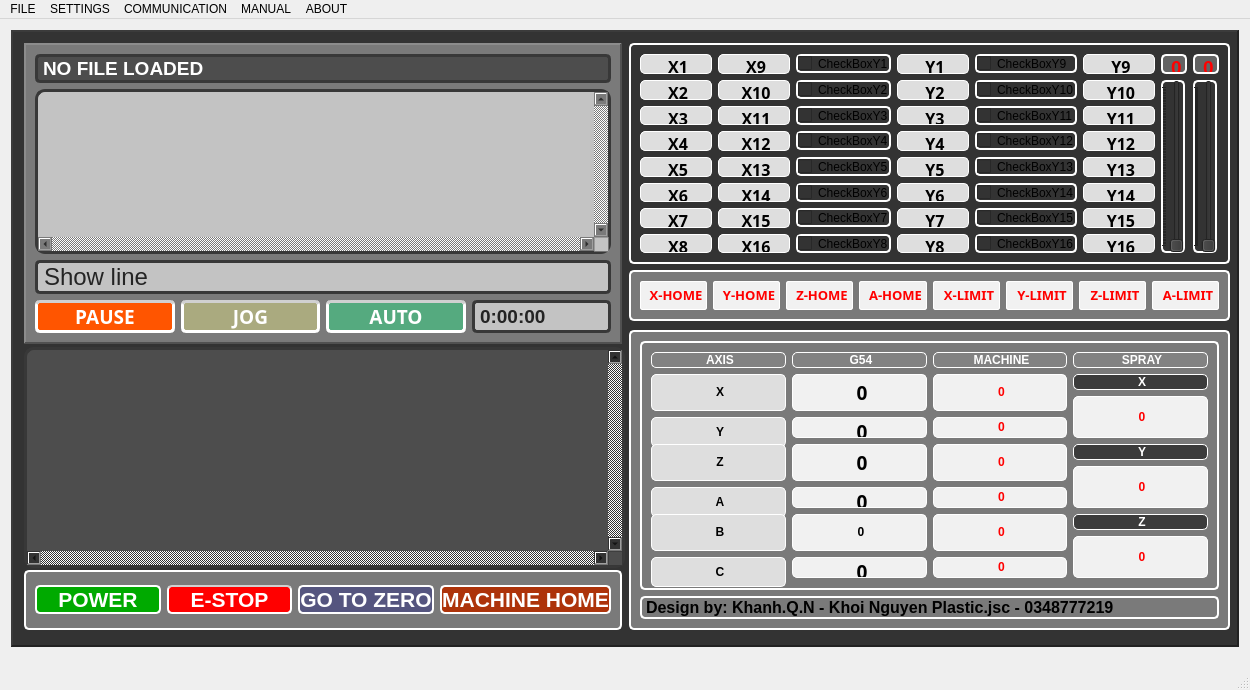
Above: QtPaintingChair/workWindow.ui from NguyenKhanh2101993/Painting_Chair_Robot_ver02 before the change. Below: the same form after it.
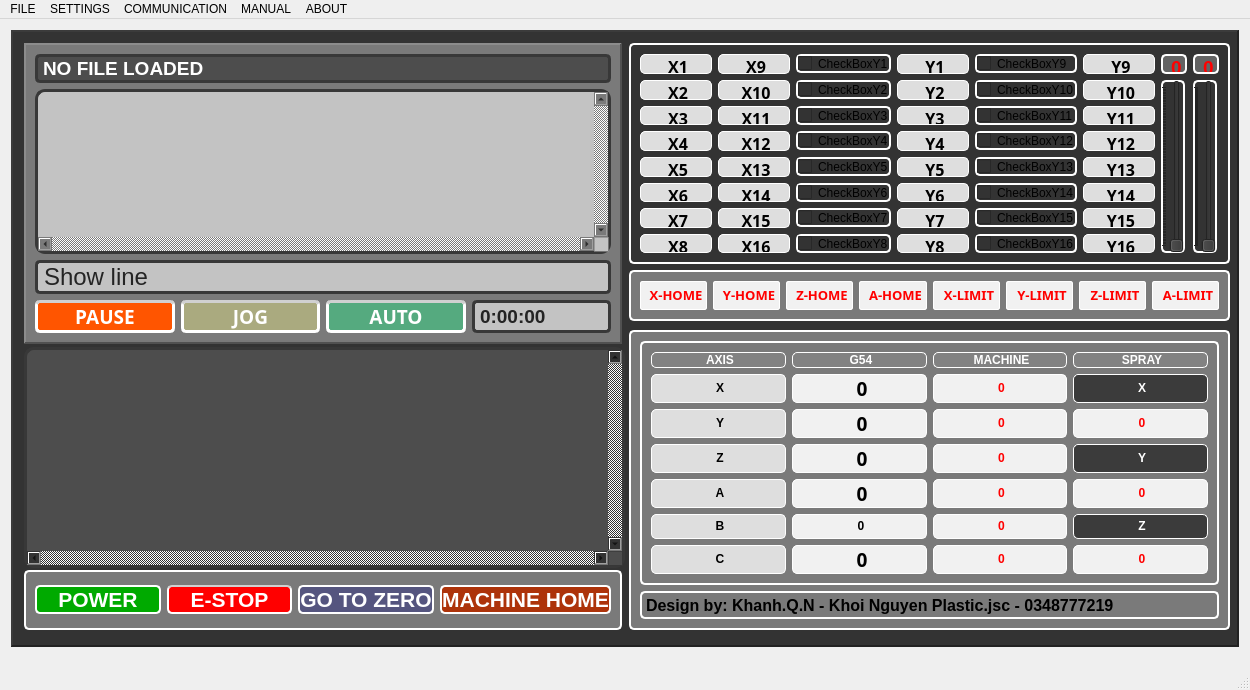
That is the form after the change. Icons and pictures are not drawn.

The edit to the form file:
```diff
--- a/QtPaintingChair/workWindow.ui
+++ b/QtPaintingChair/workWindow.ui
@@ -1540,7 +1540,7 @@
      <property name="frameShadow">
       <enum>QFrame::Raised</enum>
      </property>
-     <layout class="QGridLayout" name="gridLayout_3">
+     <layout class="QGridLayout" name="gridLayout_6">
       <item row="0" column="0">
        <widget class="QFrame" name="frame_position">
         <property name="styleSheet">
@@ -1553,8 +1553,133 @@
         <property name="frameShadow">
          <enum>QFrame::Plain</enum>
         </property>
-        <layout class="QGridLayout" name="gridLayout_6">
-         <item row="2" column="3">
+        <layout class="QGridLayout" name="gridLayout_3">
+         <item row="0" column="0">
+          <widget class="QLabel" name="label">
+           <property name="styleSheet">
+            <string notr="true">background-color: rgb(130, 130, 130);
+font: 75 12pt &quot;Arial&quot; bold;
+color: rgb(255, 255, 255);
+border: 1px solid rgb(255, 255, 255);
+border-radius: 5px</string>
+           </property>
+           <property name="text">
+            <string>&lt;html&gt;&lt;head/&gt;&lt;body&gt;&lt;p align=&quot;center&quot;&gt;&lt;span style=&quot; font-weight:600;&quot;&gt;AXIS&lt;/span&gt;&lt;/p&gt;&lt;/body&gt;&lt;/html&gt;</string>
+           </property>
+          </widget>
+         </item>
+         <item row="0" column="1">
+          <widget class="QLabel" name="label_14">
+           <property name="styleSheet">
+            <string notr="true">background-color: rgb(130, 130, 130);
+font: 75 12pt &quot;Arial&quot; bold;
+color: rgb(255, 255, 255);
+border: 1px solid rgb(255, 255, 255);
+border-radius: 5px</string>
+           </property>
+           <property name="text">
+            <string>&lt;html&gt;&lt;head/&gt;&lt;body&gt;&lt;p align=&quot;center&quot;&gt;&lt;span style=&quot; font-weight:600;&quot;&gt;G54&lt;/span&gt;&lt;/p&gt;&lt;/body&gt;&lt;/html&gt;</string>
+           </property>
+          </widget>
+         </item>
+         <item row="0" column="2">
+          <widget class="QLabel" name="label_13">
+           <property name="styleSheet">
+            <string notr="true">background-color: rgb(130, 130, 130);
+font: 75 12pt &quot;Arial&quot; bold;
+color: rgb(255, 255, 255);
+border: 1px solid rgb(255, 255, 255);
+border-radius: 5px</string>
+           </property>
+           <property name="text">
+            <string>&lt;html&gt;&lt;head/&gt;&lt;body&gt;&lt;p align=&quot;center&quot;&gt;&lt;span style=&quot; font-weight:600;&quot;&gt;MACHINE&lt;/span&gt;&lt;/p&gt;&lt;/body&gt;&lt;/html&gt;</string>
+           </property>
+          </widget>
+         </item>
+         <item row="0" column="3">
+          <widget class="QLabel" name="label_12">
+           <property name="styleSheet">
+            <string notr="true">background-color: rgb(130, 130, 130);
+font: 75 12pt &quot;Arial&quot; bold;
+color: rgb(255, 255, 255);
+border: 1px solid rgb(255, 255, 255);
+border-radius: 5px</string>
+           </property>
+           <property name="text">
+            <string>&lt;html&gt;&lt;head/&gt;&lt;body&gt;&lt;p align=&quot;center&quot;&gt;&lt;span style=&quot; font-weight:600;&quot;&gt;SPRAY&lt;/span&gt;&lt;/p&gt;&lt;/body&gt;&lt;/html&gt;</string>
+           </property>
+          </widget>
+         </item>
+         <item row="1" column="0">
+          <widget class="QLabel" name="label_2">
+           <property name="minimumSize">
+            <size>
+             <width>122</width>
+             <height>25</height>
+            </size>
+           </property>
+           <property name="styleSheet">
+            <string notr="true">background-color: rgb(222, 222, 222);
+font: 75 12pt &quot;Arial&quot; bold;
+color: rgb(0, 0, 0);
+border: 1px solid rgb(255, 255, 255);
+border-radius: 5px</string>
+           </property>
+           <property name="text">
+            <string>&lt;html&gt;&lt;head/&gt;&lt;body&gt;&lt;p align=&quot;center&quot;&gt;&lt;span style=&quot; font-weight:600;&quot;&gt;X&lt;/span&gt;&lt;/p&gt;&lt;/body&gt;&lt;/html&gt;</string>
+           </property>
+          </widget>
+         </item>
+         <item row="1" column="1">
+          <widget class="QLabel" name="label_Xposition">
+           <property name="minimumSize">
+            <size>
+             <width>122</width>
+             <height>25</height>
+            </size>
+           </property>
+           <property name="font">
+            <font>
+             <family>Arial Bold</family>
+             <pointsize>14</pointsize>
+             <weight>9</weight>
+             <italic>false</italic>
+             <bold>false</bold>
+            </font>
+           </property>
+           <property name="styleSheet">
+            <string notr="true">background-color: rgb(241, 241, 241);
+color: rgb(0, 0, 0);
+font: 75 14pt &quot;Arial&quot; &quot;Bold&quot;;
+border: 1px solid rgb(255, 255, 255);
+border-radius: 5px</string>
+           </property>
+           <property name="text">
+            <string>&lt;html&gt;&lt;head/&gt;&lt;body&gt;&lt;p align=&quot;center&quot;&gt;&lt;span style=&quot; font-weight:600;&quot;&gt;0&lt;/span&gt;&lt;/p&gt;&lt;/body&gt;&lt;/html&gt;</string>
+           </property>
+          </widget>
+         </item>
+         <item row="1" column="2">
+          <widget class="QLabel" name="label_Xhome">
+           <property name="minimumSize">
+            <size>
+             <width>122</width>
+             <height>25</height>
+            </size>
+           </property>
+           <property name="styleSheet">
+            <string notr="true">background-color: rgb(241, 241, 241);
+font: 75 14pt &quot;Arial&quot; &quot;Bold&quot;;
+color: rgb(255, 0, 0);
+border: 1px solid rgb(255, 255, 255);
+border-radius: 5px</string>
+           </property>
+           <property name="text">
+            <string>&lt;html&gt;&lt;head/&gt;&lt;body&gt;&lt;p align=&quot;center&quot;&gt;&lt;span style=&quot; font-weight:600;&quot;&gt;0&lt;/span&gt;&lt;/p&gt;&lt;/body&gt;&lt;/html&gt;</string>
+           </property>
+          </widget>
+         </item>
+         <item row="1" column="3">
           <widget class="QLabel" name="label_8">
            <property name="styleSheet">
             <string notr="true">background-color: rgb(59, 59, 59);
@@ -1568,12 +1693,12 @@
            </property>
           </widget>
          </item>
-         <item row="4" column="0">
+         <item row="2" column="0">
           <widget class="QLabel" name="label_3">
            <property name="minimumSize">
             <size>
              <width>122</width>
-             <height>30</height>
+             <height>25</height>
             </size>
            </property>
            <property name="styleSheet">
@@ -1588,31 +1713,14 @@
            </property>
           </widget>
          </item>
-         <item row="2" column="1" rowspan="2">
-          <widget class="QLabel" name="label_Xposition">
-           <property name="font">
-            <font>
-             <family>Arial Bold</family>
-             <pointsize>14</pointsize>
-             <weight>9</weight>
-             <italic>false</italic>
-             <bold>false</bold>
-            </font>
-           </property>
-           <property name="styleSheet">
-            <string notr="true">background-color: rgb(241, 241, 241);
-color: rgb(0, 0, 0);
-font: 75 14pt &quot;Arial&quot; &quot;Bold&quot;;
-border: 1px solid rgb(255, 255, 255);
-border-radius: 5px</string>
-           </property>
-           <property name="text">
-            <string>&lt;html&gt;&lt;head/&gt;&lt;body&gt;&lt;p align=&quot;center&quot;&gt;&lt;span style=&quot; font-weight:600;&quot;&gt;0&lt;/span&gt;&lt;/p&gt;&lt;/body&gt;&lt;/html&gt;</string>
-           </property>
-          </widget>
-         </item>
-         <item row="4" column="1">
+         <item row="2" column="1">
           <widget class="QLabel" name="label_Yposition">
+           <property name="minimumSize">
+            <size>
+             <width>122</width>
+             <height>25</height>
+            </size>
+           </property>
            <property name="font">
             <font>
              <family>Arial Bold</family>
@@ -1634,8 +1742,97 @@
            </property>
           </widget>
          </item>
-         <item row="5" column="2" rowspan="2">
+         <item row="2" column="2">
+          <widget class="QLabel" name="label_Yhome">
+           <property name="minimumSize">
+            <size>
+             <width>122</width>
+             <height>25</height>
+            </size>
+           </property>
+           <property name="styleSheet">
+            <string notr="true">background-color: rgb(241, 241, 241);
+font: 75 14pt &quot;Arial&quot; &quot;Bold&quot;;
+color: rgb(255, 0, 0);
+border: 1px solid rgb(255, 255, 255);
+border-radius: 5px</string>
+           </property>
+           <property name="text">
+            <string>&lt;html&gt;&lt;head/&gt;&lt;body&gt;&lt;p align=&quot;center&quot;&gt;&lt;span style=&quot; font-weight:600;&quot;&gt;0&lt;/span&gt;&lt;/p&gt;&lt;/body&gt;&lt;/html&gt;</string>
+           </property>
+          </widget>
+         </item>
+         <item row="2" column="3">
+          <widget class="QLabel" name="label_xSpray">
+           <property name="styleSheet">
+            <string notr="true">background-color: rgb(241, 241, 241);
+font: 75 14pt &quot;Arial&quot; &quot;Bold&quot;;
+color: rgb(255, 0, 0);
+border: 1px solid rgb(255, 255, 255);
+border-radius: 5px</string>
+           </property>
+           <property name="text">
+            <string>&lt;html&gt;&lt;head/&gt;&lt;body&gt;&lt;p align=&quot;center&quot;&gt;&lt;span style=&quot; font-weight:600;&quot;&gt;0&lt;/span&gt;&lt;/p&gt;&lt;/body&gt;&lt;/html&gt;</string>
+           </property>
+          </widget>
+         </item>
+         <item row="3" column="0">
+          <widget class="QLabel" name="label_4">
+           <property name="minimumSize">
+            <size>
+             <width>122</width>
+             <height>25</height>
+            </size>
+           </property>
+           <property name="styleSheet">
+            <string notr="true">background-color: rgb(222, 222, 222);
+font: 75 12pt &quot;Arial&quot; bold;
+color: rgb(0, 0, 0);
+border: 1px solid rgb(255, 255, 255);
+border-radius: 5px</string>
+           </property>
+           <property name="text">
+            <string>&lt;html&gt;&lt;head/&gt;&lt;body&gt;&lt;p align=&quot;center&quot;&gt;&lt;span style=&quot; font-weight:600;&quot;&gt;Z&lt;/span&gt;&lt;/p&gt;&lt;/body&gt;&lt;/html&gt;</string>
+           </property>
+          </widget>
+         </item>
+         <item row="3" column="1">
+          <widget class="QLabel" name="label_Zposition">
+           <property name="minimumSize">
+            <size>
+             <width>122</width>
+             <height>25</height>
+            </size>
+           </property>
+           <property name="font">
+            <font>
+             <family>Arial Bold</family>
+             <pointsize>14</pointsize>
+             <weight>9</weight>
+             <italic>false</italic>
+             <bold>false</bold>
+            </font>
+           </property>
+           <property name="styleSheet">
+            <string notr="true">background-color: rgb(241, 241, 241);
+color: rgb(0, 0, 0);
+font: 75 14pt &quot;Arial&quot; &quot;Bold&quot;;
+border: 1px solid rgb(255, 255, 255);
+border-radius: 5px</string>
+           </property>
+           <property name="text">
+            <string>&lt;html&gt;&lt;head/&gt;&lt;body&gt;&lt;p align=&quot;center&quot;&gt;&lt;span style=&quot; font-weight:600;&quot;&gt;0&lt;/span&gt;&lt;/p&gt;&lt;/body&gt;&lt;/html&gt;</string>
+           </property>
+          </widget>
+         </item>
+         <item row="3" column="2">
           <widget class="QLabel" name="label_Zhome">
+           <property name="minimumSize">
+            <size>
+             <width>122</width>
+             <height>25</height>
+            </size>
+           </property>
            <property name="styleSheet">
             <string notr="true">background-color: rgb(241, 241, 241);
 font: 75 14pt &quot;Arial&quot; &quot;Bold&quot;;
@@ -1648,7 +1845,7 @@
            </property>
           </widget>
          </item>
-         <item row="5" column="3">
+         <item row="3" column="3">
           <widget class="QLabel" name="label_9">
            <property name="styleSheet">
             <string notr="true">background-color: rgb(59, 59, 59);
@@ -1662,91 +1859,12 @@
            </property>
           </widget>
          </item>
-         <item row="7" column="1">
-          <widget class="QLabel" name="label_Aposition">
-           <property name="font">
-            <font>
-             <family>Arial Bold</family>
-             <pointsize>14</pointsize>
-             <weight>9</weight>
-             <italic>false</italic>
-             <bold>false</bold>
-            </font>
-           </property>
-           <property name="styleSheet">
-            <string notr="true">background-color: rgb(241, 241, 241);
-color: rgb(0, 0, 0);
-font: 75 14pt &quot;Arial&quot; &quot;Bold&quot;;
-border: 1px solid rgb(255, 255, 255);
-border-radius: 5px</string>
-           </property>
-           <property name="text">
-            <string>&lt;html&gt;&lt;head/&gt;&lt;body&gt;&lt;p align=&quot;center&quot;&gt;&lt;span style=&quot; font-weight:600;&quot;&gt;0&lt;/span&gt;&lt;/p&gt;&lt;/body&gt;&lt;/html&gt;</string>
-           </property>
-          </widget>
-         </item>
-         <item row="8" column="1" rowspan="2">
-          <widget class="QLabel" name="label_Bposition">
-           <property name="styleSheet">
-            <string notr="true">background-color: rgb(241, 241, 241);
-color: rgb(0, 0, 0);
-font: 75 14pt &quot;Arial&quot; &quot;Bold&quot;;
-border: 1px solid rgb(255, 255, 255);
-border-radius: 5px</string>
-           </property>
-           <property name="text">
-            <string>&lt;html&gt;&lt;head/&gt;&lt;body&gt;&lt;p align=&quot;center&quot;&gt;&lt;span style=&quot; font-weight:600;&quot;&gt;0&lt;/span&gt;&lt;/p&gt;&lt;/body&gt;&lt;/html&gt;</string>
-           </property>
-          </widget>
-         </item>
-         <item row="7" column="2">
-          <widget class="QLabel" name="label_Ahome">
-           <property name="styleSheet">
-            <string notr="true">background-color: rgb(241, 241, 241);
-font: 75 14pt &quot;Arial&quot; &quot;Bold&quot;;
-color: rgb(255, 0, 0);
-border: 1px solid rgb(255, 255, 255);
-border-radius: 5px</string>
-           </property>
-           <property name="text">
-            <string>&lt;html&gt;&lt;head/&gt;&lt;body&gt;&lt;p align=&quot;center&quot;&gt;&lt;span style=&quot; font-weight:600;&quot;&gt;0&lt;/span&gt;&lt;/p&gt;&lt;/body&gt;&lt;/html&gt;</string>
-           </property>
-          </widget>
-         </item>
-         <item row="8" column="2" rowspan="2">
-          <widget class="QLabel" name="label_Bhome">
-           <property name="styleSheet">
-            <string notr="true">background-color: rgb(241, 241, 241);
-font: 75 14pt &quot;Arial&quot; &quot;Bold&quot;;
-color: rgb(255, 0, 0);
-border: 1px solid rgb(255, 255, 255);
-border-radius: 5px</string>
-           </property>
-           <property name="text">
-            <string>&lt;html&gt;&lt;head/&gt;&lt;body&gt;&lt;p align=&quot;center&quot;&gt;&lt;span style=&quot; font-weight:600;&quot;&gt;0&lt;/span&gt;&lt;/p&gt;&lt;/body&gt;&lt;/html&gt;</string>
-           </property>
-          </widget>
-         </item>
-         <item row="3" column="3" rowspan="2">
-          <widget class="QLabel" name="label_xSpray">
-           <property name="styleSheet">
-            <string notr="true">background-color: rgb(241, 241, 241);
-font: 75 14pt &quot;Arial&quot; &quot;Bold&quot;;
-color: rgb(255, 0, 0);
-border: 1px solid rgb(255, 255, 255);
-border-radius: 5px</string>
-           </property>
-           <property name="text">
-            <string>&lt;html&gt;&lt;head/&gt;&lt;body&gt;&lt;p align=&quot;center&quot;&gt;&lt;span style=&quot; font-weight:600;&quot;&gt;0&lt;/span&gt;&lt;/p&gt;&lt;/body&gt;&lt;/html&gt;</string>
-           </property>
-          </widget>
-         </item>
-         <item row="7" column="0">
+         <item row="4" column="0">
           <widget class="QLabel" name="label_5">
            <property name="minimumSize">
             <size>
              <width>122</width>
-             <height>30</height>
+             <height>25</height>
             </size>
            </property>
            <property name="styleSheet">
@@ -1761,75 +1879,47 @@
            </property>
           </widget>
          </item>
-         <item row="8" column="0" rowspan="2">
-          <widget class="QLabel" name="label_6">
+         <item row="4" column="1">
+          <widget class="QLabel" name="label_Aposition">
            <property name="minimumSize">
             <size>
              <width>122</width>
-             <height>37</height>
+             <height>25</height>
             </size>
            </property>
+           <property name="font">
+            <font>
+             <family>Arial Bold</family>
+             <pointsize>14</pointsize>
+             <weight>9</weight>
+             <italic>false</italic>
+             <bold>false</bold>
+            </font>
+           </property>
            <property name="styleSheet">
-            <string notr="true">background-color: rgb(222, 222, 222);
-font: 75 12pt &quot;Arial&quot; bold;
+            <string notr="true">background-color: rgb(241, 241, 241);
 color: rgb(0, 0, 0);
+font: 75 14pt &quot;Arial&quot; &quot;Bold&quot;;
 border: 1px solid rgb(255, 255, 255);
 border-radius: 5px</string>
            </property>
            <property name="text">
-            <string>&lt;html&gt;&lt;head/&gt;&lt;body&gt;&lt;p align=&quot;center&quot;&gt;&lt;span style=&quot; font-weight:600;&quot;&gt;B&lt;/span&gt;&lt;/p&gt;&lt;/body&gt;&lt;/html&gt;</string>
+            <string>&lt;html&gt;&lt;head/&gt;&lt;body&gt;&lt;p align=&quot;center&quot;&gt;&lt;span style=&quot; font-weight:600;&quot;&gt;0&lt;/span&gt;&lt;/p&gt;&lt;/body&gt;&lt;/html&gt;</string>
            </property>
           </widget>
          </item>
          <item row="4" column="2">
-          <widget class="QLabel" name="label_Yhome">
-           <property name="styleSheet">
-            <string notr="true">background-color: rgb(241, 241, 241);
-font: 75 14pt &quot;Arial&quot; &quot;Bold&quot;;
-color: rgb(255, 0, 0);
-border: 1px solid rgb(255, 255, 255);
-border-radius: 5px</string>
-           </property>
-           <property name="text">
-            <string>&lt;html&gt;&lt;head/&gt;&lt;body&gt;&lt;p align=&quot;center&quot;&gt;&lt;span style=&quot; font-weight:600;&quot;&gt;0&lt;/span&gt;&lt;/p&gt;&lt;/body&gt;&lt;/html&gt;</string>
-           </property>
-          </widget>
-         </item>
-         <item row="2" column="0" rowspan="2">
-          <widget class="QLabel" name="label_2">
+          <widget class="QLabel" name="label_Ahome">
            <property name="minimumSize">
             <size>
              <width>122</width>
-             <height>37</height>
+             <height>25</height>
             </size>
            </property>
            <property name="styleSheet">
-            <string notr="true">background-color: rgb(222, 222, 222);
-font: 75 12pt &quot;Arial&quot; bold;
-color: rgb(0, 0, 0);
-border: 1px solid rgb(255, 255, 255);
-border-radius: 5px</string>
-           </property>
-           <property name="text">
-            <string>&lt;html&gt;&lt;head/&gt;&lt;body&gt;&lt;p align=&quot;center&quot;&gt;&lt;span style=&quot; font-weight:600;&quot;&gt;X&lt;/span&gt;&lt;/p&gt;&lt;/body&gt;&lt;/html&gt;</string>
-           </property>
-          </widget>
-         </item>
-         <item row="5" column="1" rowspan="2">
-          <widget class="QLabel" name="label_Zposition">
-           <property name="font">
-            <font>
-             <family>Arial Bold</family>
-             <pointsize>14</pointsize>
-             <weight>9</weight>
-             <italic>false</italic>
-             <bold>false</bold>
-            </font>
-           </property>
-           <property name="styleSheet">
             <string notr="true">background-color: rgb(241, 241, 241);
-color: rgb(0, 0, 0);
 font: 75 14pt &quot;Arial&quot; &quot;Bold&quot;;
+color: rgb(255, 0, 0);
 border: 1px solid rgb(255, 255, 255);
 border-radius: 5px</string>
            </property>
@@ -1838,7 +1928,7 @@
            </property>
           </widget>
          </item>
-         <item row="6" column="3" rowspan="2">
+         <item row="4" column="3">
           <widget class="QLabel" name="label_ySpray">
            <property name="styleSheet">
             <string notr="true">background-color: rgb(241, 241, 241);
@@ -1852,26 +1942,12 @@
            </property>
           </widget>
          </item>
-         <item row="2" column="2" rowspan="2">
-          <widget class="QLabel" name="label_Xhome">
-           <property name="styleSheet">
-            <string notr="true">background-color: rgb(241, 241, 241);
-font: 75 14pt &quot;Arial&quot; &quot;Bold&quot;;
-color: rgb(255, 0, 0);
-border: 1px solid rgb(255, 255, 255);
-border-radius: 5px</string>
-           </property>
-           <property name="text">
-            <string>&lt;html&gt;&lt;head/&gt;&lt;body&gt;&lt;p align=&quot;center&quot;&gt;&lt;span style=&quot; font-weight:600;&quot;&gt;0&lt;/span&gt;&lt;/p&gt;&lt;/body&gt;&lt;/html&gt;</string>
-           </property>
-          </widget>
-         </item>
-         <item row="5" column="0" rowspan="2">
-          <widget class="QLabel" name="label_4">
+         <item row="5" column="0">
+          <widget class="QLabel" name="label_6">
            <property name="minimumSize">
             <size>
              <width>122</width>
-             <height>37</height>
+             <height>25</height>
             </size>
            </property>
            <property name="styleSheet">
@@ -1882,16 +1958,22 @@
 border-radius: 5px</string>
            </property>
            <property name="text">
-            <string>&lt;html&gt;&lt;head/&gt;&lt;body&gt;&lt;p align=&quot;center&quot;&gt;&lt;span style=&quot; font-weight:600;&quot;&gt;Z&lt;/span&gt;&lt;/p&gt;&lt;/body&gt;&lt;/html&gt;</string>
+            <string>&lt;html&gt;&lt;head/&gt;&lt;body&gt;&lt;p align=&quot;center&quot;&gt;&lt;span style=&quot; font-weight:600;&quot;&gt;B&lt;/span&gt;&lt;/p&gt;&lt;/body&gt;&lt;/html&gt;</string>
            </property>
           </widget>
          </item>
-         <item row="9" column="3" rowspan="2">
-          <widget class="QLabel" name="label_zSpray">
+         <item row="5" column="1">
+          <widget class="QLabel" name="label_Bposition">
+           <property name="minimumSize">
+            <size>
+             <width>122</width>
+             <height>25</height>
+            </size>
+           </property>
            <property name="styleSheet">
             <string notr="true">background-color: rgb(241, 241, 241);
+color: rgb(0, 0, 0);
 font: 75 14pt &quot;Arial&quot; &quot;Bold&quot;;
-color: rgb(255, 0, 0);
 border: 1px solid rgb(255, 255, 255);
 border-radius: 5px</string>
            </property>
@@ -1900,29 +1982,15 @@
            </property>
           </widget>
          </item>
-         <item row="10" column="0">
-          <widget class="QLabel" name="label_7">
+         <item row="5" column="2">
+          <widget class="QLabel" name="label_Bhome">
            <property name="minimumSize">
             <size>
              <width>122</width>
-             <height>30</height>
+             <height>25</height>
             </size>
            </property>
            <property name="styleSheet">
-            <string notr="true">background-color: rgb(222, 222, 222);
-font: 75 12pt &quot;Arial&quot; bold;
-color: rgb(0, 0, 0);
-border: 1px solid rgb(255, 255, 255);
-border-radius: 5px</string>
-           </property>
-           <property name="text">
-            <string>&lt;html&gt;&lt;head/&gt;&lt;body&gt;&lt;p align=&quot;center&quot;&gt;&lt;span style=&quot; font-weight:600;&quot;&gt;C&lt;/span&gt;&lt;/p&gt;&lt;/body&gt;&lt;/html&gt;</string>
-           </property>
-          </widget>
-         </item>
-         <item row="10" column="2">
-          <widget class="QLabel" name="label_Chome">
-           <property name="styleSheet">
             <string notr="true">background-color: rgb(241, 241, 241);
 font: 75 14pt &quot;Arial&quot; &quot;Bold&quot;;
 color: rgb(255, 0, 0);
@@ -1934,7 +2002,7 @@
            </property>
           </widget>
          </item>
-         <item row="8" column="3">
+         <item row="5" column="3">
           <widget class="QLabel" name="label_10">
            <property name="styleSheet">
             <string notr="true">background-color: rgb(59, 59, 59);
@@ -1948,8 +2016,34 @@
            </property>
           </widget>
          </item>
-         <item row="10" column="1">
+         <item row="6" column="0">
+          <widget class="QLabel" name="label_7">
+           <property name="minimumSize">
+            <size>
+             <width>122</width>
+             <height>25</height>
+            </size>
+           </property>
+           <property name="styleSheet">
+            <string notr="true">background-color: rgb(222, 222, 222);
+font: 75 12pt &quot;Arial&quot; bold;
+color: rgb(0, 0, 0);
+border: 1px solid rgb(255, 255, 255);
+border-radius: 5px</string>
+           </property>
+           <property name="text">
+            <string>&lt;html&gt;&lt;head/&gt;&lt;body&gt;&lt;p align=&quot;center&quot;&gt;&lt;span style=&quot; font-weight:600;&quot;&gt;C&lt;/span&gt;&lt;/p&gt;&lt;/body&gt;&lt;/html&gt;</string>
+           </property>
+          </widget>
+         </item>
+         <item row="6" column="1">
           <widget class="QLabel" name="label_Cposition">
+           <property name="minimumSize">
+            <size>
+             <width>122</width>
+             <height>25</height>
+            </size>
+           </property>
            <property name="font">
             <font>
              <family>Arial Bold</family>
@@ -1971,59 +2065,37 @@
            </property>
           </widget>
          </item>
-         <item row="0" column="0">
-          <widget class="QLabel" name="label">
-           <property name="styleSheet">
-            <string notr="true">background-color: rgb(130, 130, 130);
-font: 75 12pt &quot;Arial&quot; bold;
-color: rgb(255, 255, 255);
-border: 1px solid rgb(255, 255, 255);
-border-radius: 5px</string>
+         <item row="6" column="2">
+          <widget class="QLabel" name="label_Chome">
+           <property name="minimumSize">
+            <size>
+             <width>122</width>
+             <height>25</height>
+            </size>
            </property>
-           <property name="text">
-            <string>&lt;html&gt;&lt;head/&gt;&lt;body&gt;&lt;p align=&quot;center&quot;&gt;&lt;span style=&quot; font-weight:600;&quot;&gt;AXIS&lt;/span&gt;&lt;/p&gt;&lt;/body&gt;&lt;/html&gt;</string>
-           </property>
-          </widget>
-         </item>
-         <item row="0" column="3">
-          <widget class="QLabel" name="label_12">
            <property name="styleSheet">
-            <string notr="true">background-color: rgb(130, 130, 130);
-font: 75 12pt &quot;Arial&quot; bold;
-color: rgb(255, 255, 255);
+            <string notr="true">background-color: rgb(241, 241, 241);
+font: 75 14pt &quot;Arial&quot; &quot;Bold&quot;;
+color: rgb(255, 0, 0);
 border: 1px solid rgb(255, 255, 255);
 border-radius: 5px</string>
            </property>
            <property name="text">
-            <string>&lt;html&gt;&lt;head/&gt;&lt;body&gt;&lt;p align=&quot;center&quot;&gt;&lt;span style=&quot; font-weight:600;&quot;&gt;SPRAY&lt;/span&gt;&lt;/p&gt;&lt;/body&gt;&lt;/html&gt;</string>
+            <string>&lt;html&gt;&lt;head/&gt;&lt;body&gt;&lt;p align=&quot;center&quot;&gt;&lt;span style=&quot; font-weight:600;&quot;&gt;0&lt;/span&gt;&lt;/p&gt;&lt;/body&gt;&lt;/html&gt;</string>
            </property>
           </widget>
          </item>
-         <item row="0" column="2">
-          <widget class="QLabel" name="label_13">
+         <item row="6" column="3">
+          <widget class="QLabel" name="label_zSpray">
            <property name="styleSheet">
-            <string notr="true">background-color: rgb(130, 130, 130);
-font: 75 12pt &quot;Arial&quot; bold;
-color: rgb(255, 255, 255);
+            <string notr="true">background-color: rgb(241, 241, 241);
+font: 75 14pt &quot;Arial&quot; &quot;Bold&quot;;
+color: rgb(255, 0, 0);
 border: 1px solid rgb(255, 255, 255);
 border-radius: 5px</string>
            </property>
            <property name="text">
-            <string>&lt;html&gt;&lt;head/&gt;&lt;body&gt;&lt;p align=&quot;center&quot;&gt;&lt;span style=&quot; font-weight:600;&quot;&gt;MACHINE&lt;/span&gt;&lt;/p&gt;&lt;/body&gt;&lt;/html&gt;</string>
-           </property>
-          </widget>
-         </item>
-         <item row="0" column="1">
-          <widget class="QLabel" name="label_14">
-           <property name="styleSheet">
-            <string notr="true">background-color: rgb(130, 130, 130);
-font: 75 12pt &quot;Arial&quot; bold;
-color: rgb(255, 255, 255);
-border: 1px solid rgb(255, 255, 255);
-border-radius: 5px</string>
-           </property>
-           <property name="text">
-            <string>&lt;html&gt;&lt;head/&gt;&lt;body&gt;&lt;p align=&quot;center&quot;&gt;&lt;span style=&quot; font-weight:600;&quot;&gt;G54&lt;/span&gt;&lt;/p&gt;&lt;/body&gt;&lt;/html&gt;</string>
+            <string>&lt;html&gt;&lt;head/&gt;&lt;body&gt;&lt;p align=&quot;center&quot;&gt;&lt;span style=&quot; font-weight:600;&quot;&gt;0&lt;/span&gt;&lt;/p&gt;&lt;/body&gt;&lt;/html&gt;</string>
            </property>
           </widget>
          </item>
```
